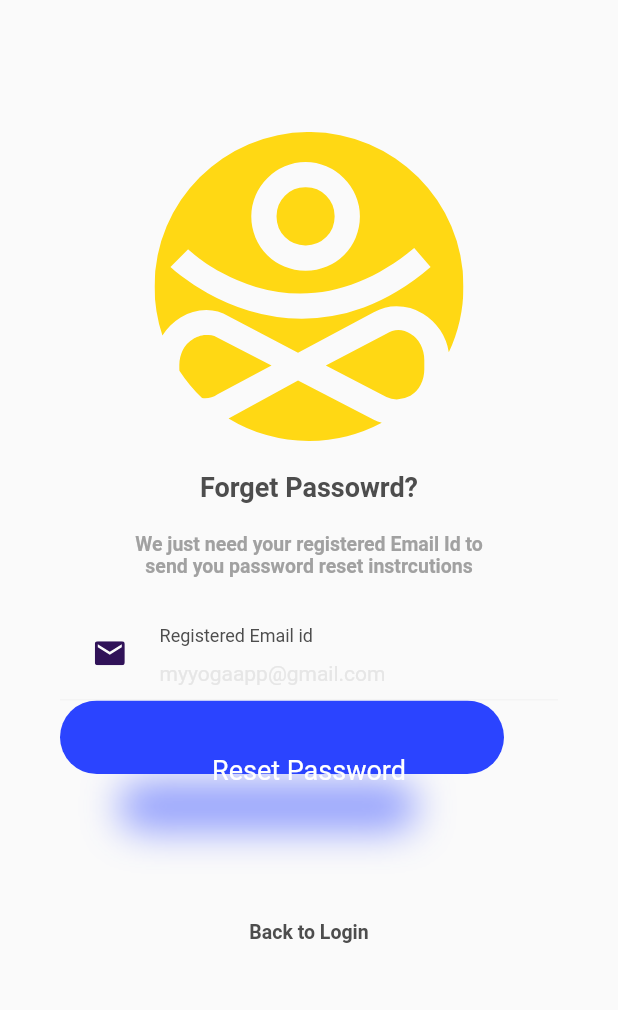
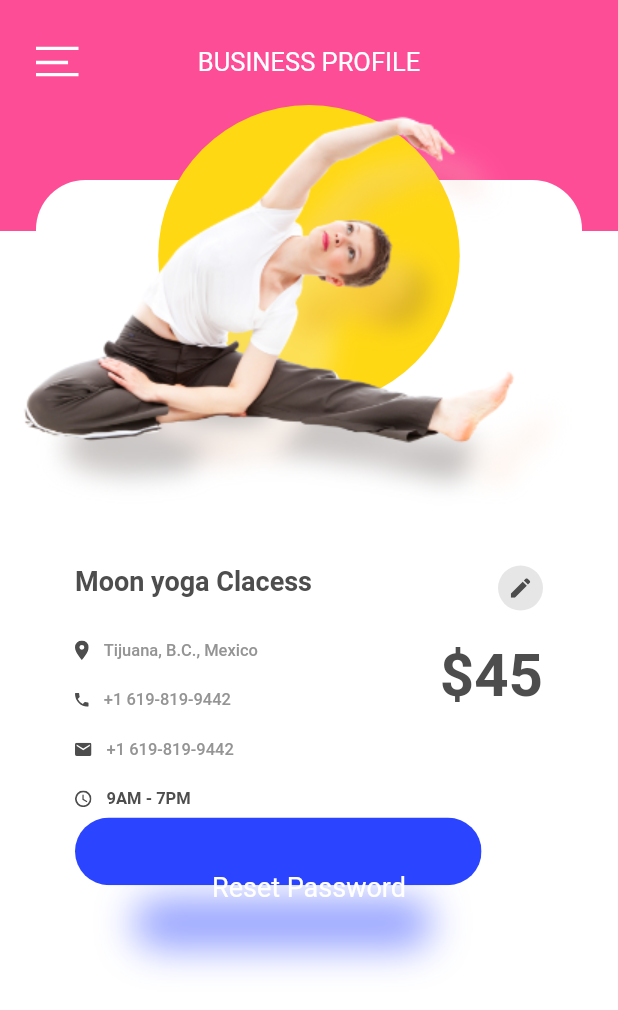
Before and after one commit to luoqiao6/flutter_my_yoga, a Flutter app: the screen it shows after launch, on a phone screen of 412 x 824 dp. Shown: the top 1010 px of the screen. Run offline on Flutter 3.47's test engine with Material 2 defaults, Android fonts, the phone set to English and light mode, and no system bars; our stand-ins replace flutter_svg; Roboto replaces fonts that are missing (GoogleSans, GoogleSans-Bold, GoogleSans-Medium).

Commit message:
详情页静态页面完成

```diff
--- a/lib/main.dart
+++ b/lib/main.dart
@@ -5,6 +5,8 @@ import 'package:flutter_my_yoga/utils/colors.dart';
 import 'package:flutter_my_yoga/utils/textStyles.dart';
 import 'package:flutter_my_yoga/pages/register_page.dart';
 import 'package:flutter_my_yoga/pages/password_reset_page.dart';
+import 'package:flutter_my_yoga/pages/detail_page.dart';
+
 
 //    Google Sans-Bold
 //    Google Sans-Medium
@@ -48,7 +50,7 @@ class MyYogaState extends State<MyYoga> {
 
         )
       ),
-      home: PasswordRestPage(),//RegisterPage(),//LoginPage(),//InitPage(),
+      home: DetailPage(), //PasswordRestPage(),//RegisterPage(),//LoginPage(),//InitPage(),
     );
   }
 }
--- /dev/null
+++ b/lib/pages/detail_page.dart
@@ -0,0 +1,322 @@
+import 'package:flutter/material.dart';
+import 'package:flutter_svg/flutter_svg.dart';
+import 'package:flutter_my_yoga/utils/colors.dart';
+import 'package:flutter_my_yoga/utils/textStyles.dart';
+
+class DetailPage extends StatefulWidget {
+
+  @override
+  State<StatefulWidget> createState() {
+
+    return _DetailPageState();
+  }
+}
+
+class _DetailPageState extends State<DetailPage> {
+
+  @override
+  Widget build(BuildContext context) {
+
+    return Scaffold(
+      backgroundColor: YogaColors.white,
+      body: Column(
+        children: <Widget>[
+          Stack(
+            children: <Widget>[
+              /// 顶部红色背景
+              Container(
+                height: 154,
+                color: YogaColors.red,
+              ),
+
+              /// Header
+              Padding(
+                padding: EdgeInsets.only(top: 16),
+                child: Stack(
+                  children: <Widget>[
+                    Padding(
+                      padding: EdgeInsets.only(left: 24,),
+                      child: Container(
+                        height: 50,
+                        child: SvgPicture.asset(
+                          'res/images/menu_icon.svg',
+                          height: 20,
+                          color: YogaColors.white,
+                        ),
+                      ),
+                    ),
+
+                    Container(
+                      alignment: Alignment.center,
+                      height: 50,
+                      child: Text('BUSINESS PROFILE', style: YogaTextStyles.montserratSemiBold17White,),
+                    ),
+
+                  ],
+                ),
+              ),
+
+              /// 圆角矩形
+              Padding(
+                padding: EdgeInsets.only(top: 120, left: 24, right: 24),
+                child: Container(
+                  height: 200,
+                  //padding: EdgeInsets.only(left: 24, right: 24),
+                  //color: YogaColors.white,
+                  decoration: BoxDecoration(
+                    color: YogaColors.white,
+                    borderRadius: BorderRadius.only(
+                      topLeft: Radius.circular(33.0),
+                      topRight: Radius.circular(33.0),
+                    ),
+                  ),
+                ),
+              ),
+
+              /// 黄色圆
+              Padding(
+                padding: EdgeInsets.only(top: 70),
+                child: Container(
+                  height: 201,
+                  decoration: BoxDecoration(
+                    color: YogaColors.yellow,
+                    shape: BoxShape.circle,
+                  ),
+                ),
+              ),
+
+              Padding(
+                padding: EdgeInsets.only(top: 72, left: 6),
+                child: Container(
+                  child: Image.asset('res/images/img_shadow.png'),
+                ),
+              ),
+
+              Padding(
+                padding: EdgeInsets.only(top: 70, left: 6),
+                child: Container(
+                  child: Image.asset('res/images/img.png'),
+                ),
+              ),
+
+            ],
+          ),
+
+          Padding(
+            padding: EdgeInsets.only(left: 50, right: 50, top: 24),
+            child: Column(
+              children: <Widget>[
+                /// 名称和右边的图标
+                Row(
+                  //mainAxisAlignment: MainAxisAlignment.start,
+                  crossAxisAlignment: CrossAxisAlignment.start,
+
+                  children: <Widget>[
+                    Container(
+                      alignment: Alignment.centerLeft,
+                      child: Text('Moon yoga Clacess ', style: YogaTextStyles.montserratSemiBold18Block77,),
+                    ),
+
+
+                    Expanded(
+                      flex: 1,
+                      child: Container(
+                        alignment: Alignment.topRight,
+                        child: Stack(
+                          alignment: Alignment.center,
+                          children: <Widget>[
+                            Container(
+                              width: 30,
+                              height: 30,
+                              decoration: BoxDecoration(
+                                color: YogaColors.black230,
+                                shape: BoxShape.circle,
+                              ),
+                            ),
+                            SvgPicture.asset(
+                              'res/images/edit_icon.svg',
+                              height: 13,
+                              //width: 11.67,
+                              //color: YogaColors.white,
+                            ),
+                          ],
+                        ),
+                      ),
+                    ),
+
+                  ],
+                ),
+
+
+                Padding(
+                  padding: EdgeInsets.only(top: 20),
+                ),
+
+                /// 地址、电话、时间、价格等详细信息
+                Row(
+                  //mainAxisAlignment: MainAxisAlignment.start,
+                  crossAxisAlignment: CrossAxisAlignment.start,
+                  children: <Widget>[
+
+                    /// 地址、电话 等信息
+                    Column(
+                      //mainAxisAlignment: MainAxisAlignment.start,
+                      crossAxisAlignment: CrossAxisAlignment.start,
+                      children: <Widget>[
+
+                        Row(
+                          children: <Widget>[
+                            SvgPicture.asset(
+                              'res/images/location_icon.svg',
+                              //height: 13,
+                              width: 9.14,
+                              //color: YogaColors.white,
+                            ),
+                            Padding(
+                              padding: EdgeInsets.only(left: 10),
+                              child: Text('Tijuana, B.C., Mexico', style: YogaTextStyles.googleSansMedium11Black148,),
+                            ),
+                          ],
+                        ),
+
+                        Padding(
+                          padding: EdgeInsets.only(bottom: 20),
+                        ),
+
+                        Row(
+                          children: <Widget>[
+                            SvgPicture.asset(
+                              'res/images/phone_icon.svg',
+                              //height: 13,
+                              width: 9.14,
+                              //color: YogaColors.white,
+                            ),
+                            Padding(
+                              padding: EdgeInsets.only(left: 10),
+                              child: Text('+1 619-819-9442', style: YogaTextStyles.googleSansMedium11Black148,),
+                            ),
+                          ],
+                        ),
+
+                        Padding(
+                          padding: EdgeInsets.only(bottom: 20),
+                        ),
+
+                        Row(
+                          children: <Widget>[
+                            SvgPicture.asset(
+                              'res/images/mail_icon.svg',
+                              //height: 13,
+                              width: 11,
+                              color: YogaColors.black77,
+                            ),
+                            Padding(
+                              padding: EdgeInsets.only(left: 10),
+                              child: Text('+1 619-819-9442', style: YogaTextStyles.googleSansMedium11Black148,),
+                            ),
+                          ],
+                        ),
+
+                        Padding(
+                          padding: EdgeInsets.only(bottom: 20),
+                        ),
+
+                        Row(
+                          children: <Widget>[
+                            SvgPicture.asset(
+                              'res/images/clock_icon.svg',
+                              //height: 13,
+                              width: 11,
+                              //color: YogaColors.white,
+                            ),
+                            Padding(
+                              padding: EdgeInsets.only(left: 10),
+                              child: Text('9AM - 7PM', style: YogaTextStyles.googleSanBold11Black77,),
+                            ),
+                          ],
+                        ),
+
+                      ],
+                    ),
+
+
+                    Expanded(
+                      flex: 1,
+                      child: Container(
+                        alignment: Alignment.topRight,
+                        child: Text('\$45', style: YogaTextStyles.googleSanBold40Black77,),
+                      ),
+                    ),
+
+
+                  ],
+                ),
+
+
+                /// Button
+                Padding(
+                  padding: EdgeInsets.only(top: 6),
+                  child: Container(
+//                  decoration: BoxDecoration(
+//                    border: Border(
+//                    bottom: BorderSide(
+//                        color: YogaColors.black244
+//                    ),
+//                    top: BorderSide(
+//                        color: YogaColors.black244
+//                    ),
+//                    ),
+//                  ),
+                    child: Stack(
+                      children: <Widget>[
+
+                        /// Button Shadow
+                        Container(
+                          padding: EdgeInsets.only(top: 15),
+//                        decoration: BoxDecoration(
+//                          border: Border(
+//                            bottom: BorderSide(
+//                                color: YogaColors.red
+//                            ),
+//                            top: BorderSide(
+//                                color: YogaColors.red
+//                            ),
+//                          ),
+//                        ),
+                          child: Image.asset('res/images/button_shadow_199.png'),
+                        ),
+
+                        /// Button Shape
+                        Container(
+                          child: SvgPicture.asset(
+                            'res/images/button_shape_271.svg',
+                          ),
+                        ),
+
+                        /// Button text
+                        Container(
+                          alignment: Alignment.center,
+                          padding: EdgeInsets.only(top: 36),
+                          child: Text('Reset Password', style: YogaTextStyles.buttonText,),
+                        ),
+
+
+                      ],
+                    ),
+                  ),
+                ),
+
+              ],
+            ),
+          ),
+
+
+
+        ],
+      )
+
+
+
+    );
+  }
+}
--- a/lib/pages/password_reset_page.dart
+++ b/lib/pages/password_reset_page.dart
@@ -190,7 +190,7 @@ class _PasswordRestPageState extends State<PasswordRestPage> {
                       /// Button Shape
                       Container(
                         child: SvgPicture.asset(
-                          'res/images/button_shape_196.svg',
+                          'res/images/button_shape_296.svg',
                         ),
                       ),
 
--- a/lib/pages/register_page.dart
+++ b/lib/pages/register_page.dart
@@ -323,7 +323,7 @@ class _RegisterPageState extends State<RegisterPage> {
                       /// Button Shape
                       Container(
                         child: SvgPicture.asset(
-                          'res/images/button_shape_196.svg',
+                          'res/images/button_shape_296.svg',
                         ),
                       ),
 
--- a/lib/utils/colors.dart
+++ b/lib/utils/colors.dart
@@ -8,6 +8,7 @@ class YogaColors {
   static const Color blue = Color.fromARGB(255, 43, 68, 255);
   static const Color green = Color.fromARGB(255, 0, 217, 101);
   static const Color black77 = Color.fromARGB(255, 77, 77, 77);
+  static const Color black148 = Color.fromARGB(255, 148, 148, 148);
   static const Color black161 = Color.fromARGB(255, 161, 161, 161);
   static const Color black230 = Color.fromARGB(255, 230, 230, 230);
   static const Color lightPink = Color.fromARGB(255, 255, 246, 246);
--- a/lib/utils/textStyles.dart
+++ b/lib/utils/textStyles.dart
@@ -2,6 +2,21 @@ import 'package:flutter/material.dart';
 import 'package:flutter_my_yoga/utils/colors.dart';
 
 class YogaTextStyles {
+
+  static const googleSansMedium11Black148 = TextStyle(
+    color: YogaColors.black148,
+    fontSize: 11,
+    fontFamily: 'GoogleSans-Medium',
+    fontWeight: FontWeight.w500,
+  );
+
+  static const googleSanBold40Black77 = TextStyle(
+    color: YogaColors.black77,
+    fontSize: 40,
+    fontFamily: 'GoogleSans-Bold',
+    fontWeight: FontWeight.bold,
+  );
+
   static const googleSansBold = TextStyle(
     color:YogaColors.black77,
     fontSize: 14,
@@ -42,6 +57,13 @@ class YogaTextStyles {
     fontWeight: FontWeight.bold,
   );
 
+  static const googleSanBold11Black77 = TextStyle(
+    color: YogaColors.black77,
+    fontSize: 11,
+    fontFamily: 'GoogleSans-Bold',
+    fontWeight: FontWeight.bold,
+  );
+
   static const googleSanBlack77Medium = TextStyle(
     color: YogaColors.black77,
     fontSize: 18,
@@ -77,4 +99,19 @@ class YogaTextStyles {
     fontFamily: 'Montserrat-Regular',
   );
 
+  static const montserratSemiBold17White = TextStyle(
+    color: YogaColors.white,
+    fontSize: 17,
+    fontFamily: 'Montserrat-SemiBold'
+  );
+
+  static const montserratSemiBold18Block77 = TextStyle(
+    color: YogaColors.black77,
+    fontSize: 18,
+    fontFamily: 'Montserrat-SemiBold',
+    fontWeight: FontWeight.bold,
+  );
+
+
+
 }
```
Also changed, not shown: lib/generated/i18n.dart (added), res/images/button_shape_271.svg (added), res/images/button_shape_296.svg (renamed from res/images/button_shape_196.svg), res/images/clock_icon.svg (added), res/images/edit_icon.svg (added), res/images/img.png (added), res/images/img_shadow.png (added), res/images/location_icon.svg (added), res/images/menu_icon.svg (added), res/images/phone_icon.svg (added).
